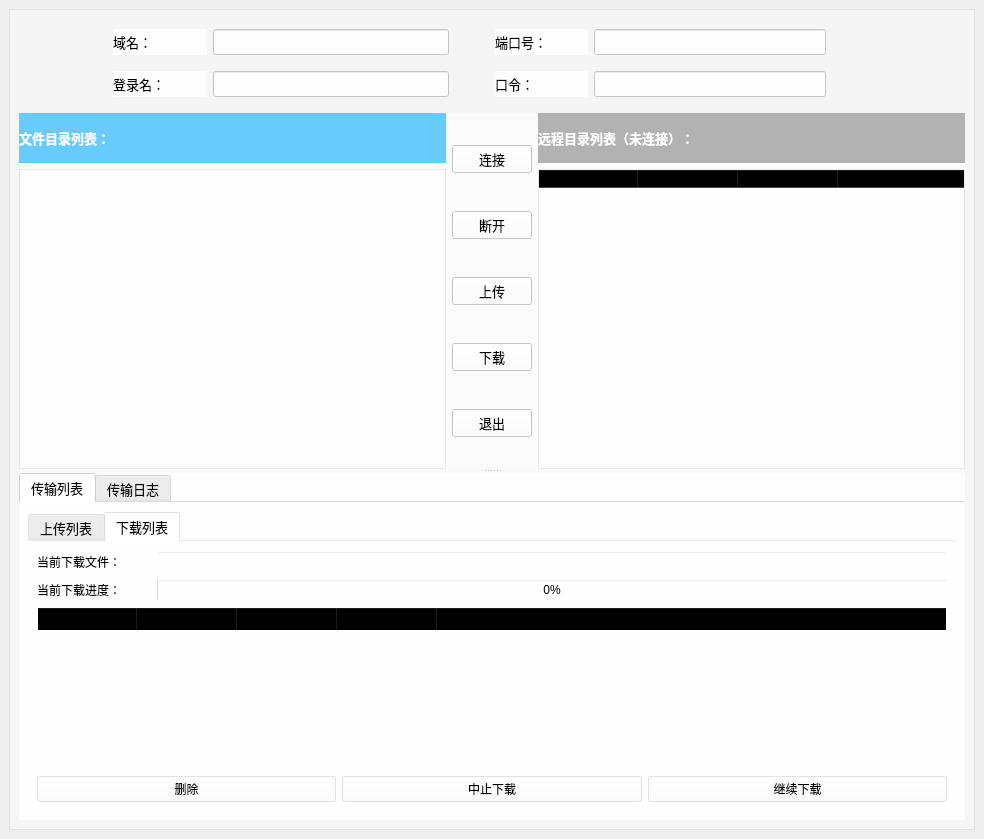
Before: the Qt Designer form STATUS/client.ui in cylqqqcyl/WHU_FTP, drawn with Qt 5.
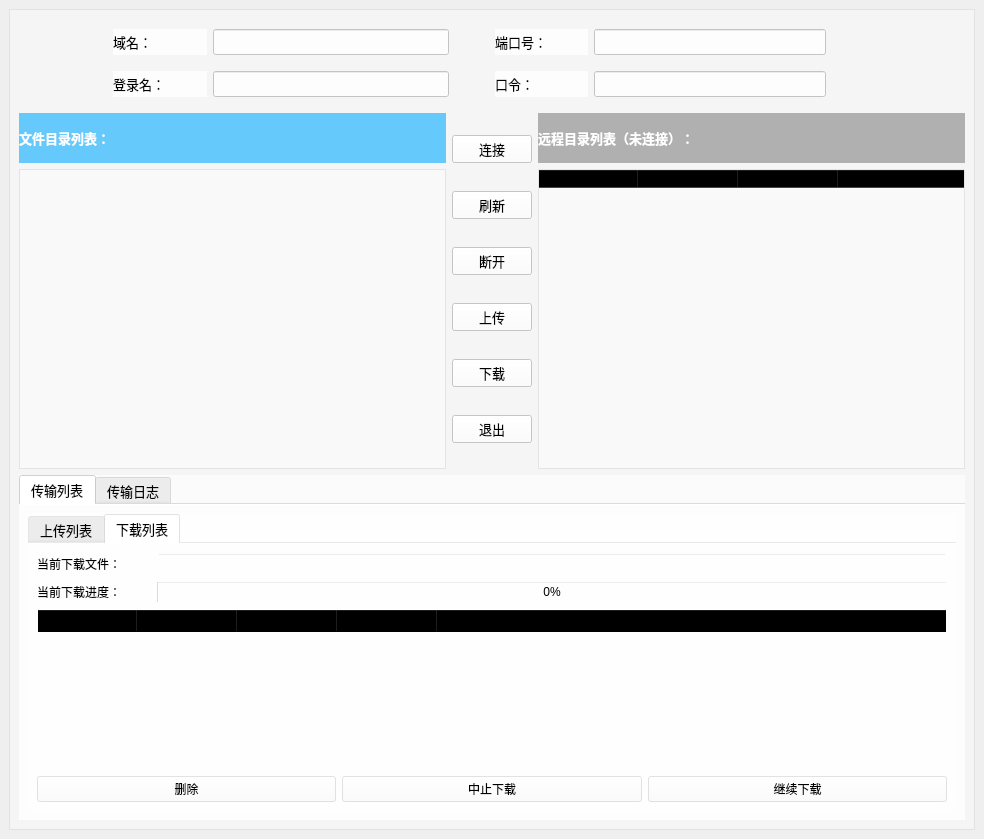
After: the same form once the commit is applied. The open tabs and pages were chosen to show the change. Icons and pictures are not drawn.

Patch:
```diff
--- a/STATUS/client.ui
+++ b/STATUS/client.ui
@@ -41,8 +41,6 @@
       <property name="frameShadow">
        <enum>QFrame::Raised</enum>
       </property>
-      <layout class="QVBoxLayout" name="verticalLayout_10">
-       <item>
         <layout class="QVBoxLayout" name="verticalLayout_3">
          <item>
           <layout class="QHBoxLayout" name="horizontalLayout" stretch="5,5">
@@ -275,12 +273,7 @@
           </layout>
          </item>
          <item>
-          <widget class="QSplitter" name="splitter">
-           <property name="orientation">
-            <enum>Qt::Vertical</enum>
-           </property>
-           <widget class="QWidget" name="layoutWidget">
-            <layout class="QHBoxLayout" name="horizontalLayout_3" stretch="0,0,0">
+        <layout class="QHBoxLayout" name="horizontalLayout_3">
              <item>
               <layout class="QVBoxLayout" name="verticalLayout" stretch="0,0">
                <item>
@@ -328,9 +321,6 @@
              </item>
              <item>
               <layout class="QVBoxLayout" name="verticalLayout_2">
-               <property name="leftMargin">
-                <number>0</number>
-               </property>
                <item>
                 <widget class="QPushButton" name="connectBtn">
                  <property name="sizePolicy">
@@ -353,6 +343,28 @@
                  </property>
                 </widget>
                </item>
+           <item>
+            <widget class="QPushButton" name="refreshBtn">
+             <property name="sizePolicy">
+              <sizepolicy hsizetype="Fixed" vsizetype="Fixed">
+               <horstretch>0</horstretch>
+               <verstretch>0</verstretch>
+              </sizepolicy>
+             </property>
+             <property name="font">
+              <font>
+               <family>微软雅黑</family>
+               <pointsize>10</pointsize>
+              </font>
+             </property>
+             <property name="styleSheet">
+              <string notr="true">background-color: rgba(255, 255, 255, 200);</string>
+             </property>
+             <property name="text">
+              <string>刷新</string>
+             </property>
+            </widget>
+           </item>
                <item>
                 <widget class="QPushButton" name="disconnectBtn">
                  <property name="sizePolicy">
@@ -524,7 +536,8 @@
               </layout>
              </item>
             </layout>
-           </widget>
+       </item>
+       <item>
            <widget class="QTabWidget" name="tabWidget">
             <property name="font">
              <font>
@@ -904,9 +917,6 @@
              </layout>
             </widget>
            </widget>
-          </widget>
-         </item>
-        </layout>
        </item>
       </layout>
      </widget>
```
Left out of the diff: 2 changed lines with no effect on the pictures. Lines whose indentation alone changed are shown as unchanged.
